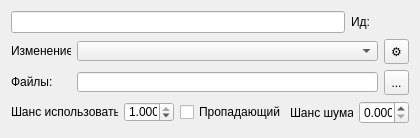
Before: the Qt Designer form Forms/Layer.ui in hremman/ImageCompiler, drawn with Qt 5.
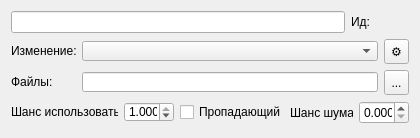
After: the same form once the commit is applied. Icons and pictures are not drawn.

What changed in the file:
```diff
--- a/Forms/Layer.ui
+++ b/Forms/Layer.ui
@@ -87,7 +87,7 @@
       <widget class="QLabel" name="label_2">
        <property name="minimumSize">
         <size>
-         <width>60</width>
+         <width>65</width>
          <height>16</height>
         </size>
        </property>
@@ -183,7 +183,7 @@
       <widget class="QLabel" name="path_label">
        <property name="minimumSize">
         <size>
-         <width>60</width>
+         <width>65</width>
          <height>16</height>
         </size>
        </property>
```
